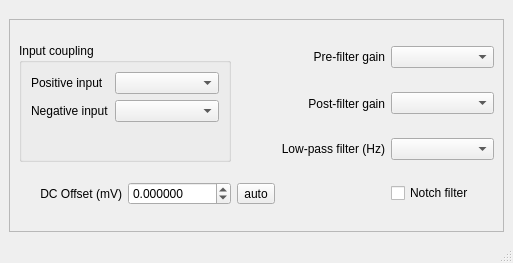
First picture: the form in MainWindow.ui, repository MarinManuel/CyberCommand, before the edit.
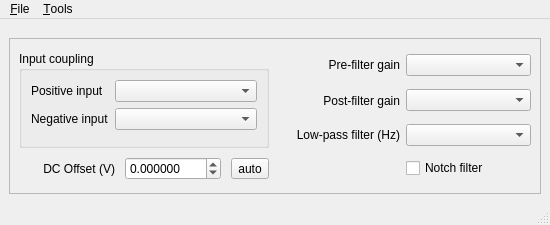
Second picture: the form after the edit.

Commit message: Added menu items fixed issues with offset

Patch:
```diff
--- a/MainWindow.ui
+++ b/MainWindow.ui
@@ -6,16 +6,28 @@
    <rect>
     <x>0</x>
     <y>0</y>
-    <width>513</width>
-    <height>263</height>
+    <width>550</width>
+    <height>225</height>
    </rect>
   </property>
   <property name="sizePolicy">
-   <sizepolicy hsizetype="Minimum" vsizetype="Minimum">
+   <sizepolicy hsizetype="Fixed" vsizetype="Fixed">
     <horstretch>0</horstretch>
     <verstretch>0</verstretch>
    </sizepolicy>
   </property>
+  <property name="minimumSize">
+   <size>
+    <width>0</width>
+    <height>0</height>
+   </size>
+  </property>
+  <property name="maximumSize">
+   <size>
+    <width>550</width>
+    <height>225</height>
+   </size>
+  </property>
   <property name="windowTitle">
    <string>MainWindow</string>
   </property>
@@ -67,6 +79,16 @@
        <property name="verticalSpacing">
         <number>6</number>
        </property>
+       <item row="0" column="3">
+        <widget class="QComboBox" name="preGainComboBox"/>
+       </item>
+       <item row="3" column="3">
+        <widget class="QCheckBox" name="notchCheckBox">
+         <property name="text">
+          <string>Notch filter</string>
+         </property>
+        </widget>
+       </item>
        <item row="0" column="0" rowspan="3" colspan="2">
         <widget class="QGroupBox" name="groupBox">
          <property name="title">
@@ -96,7 +118,7 @@
          </layout>
         </widget>
        </item>
-       <item row="0" column="3">
+       <item row="0" column="2">
         <widget class="QLabel" name="label">
          <property name="text">
           <string>Pre-filter gain</string>
@@ -106,23 +128,7 @@
          </property>
         </widget>
        </item>
-       <item row="0" column="4">
-        <widget class="QComboBox" name="preGainComboBox"/>
-       </item>
-       <item row="1" column="3">
-        <widget class="QLabel" name="label_2">
-         <property name="text">
-          <string>Post-filter gain</string>
-         </property>
-         <property name="alignment">
-          <set>Qt::AlignRight|Qt::AlignTrailing|Qt::AlignVCenter</set>
-         </property>
-        </widget>
-       </item>
-       <item row="1" column="4">
-        <widget class="QComboBox" name="postGainComboBox"/>
-       </item>
-       <item row="2" column="3">
+       <item row="2" column="2">
         <widget class="QLabel" name="label_4">
          <property name="text">
           <string>Low-pass filter (Hz)</string>
@@ -132,47 +138,89 @@
          </property>
         </widget>
        </item>
-       <item row="2" column="4">
+       <item row="2" column="3">
         <widget class="QComboBox" name="lowPassComboBox"/>
        </item>
-       <item row="3" column="0">
-        <widget class="QLabel" name="label_3">
+       <item row="1" column="2">
+        <widget class="QLabel" name="label_2">
          <property name="text">
-          <string>DC Offset (mV)</string>
+          <string>Post-filter gain</string>
          </property>
          <property name="alignment">
           <set>Qt::AlignRight|Qt::AlignTrailing|Qt::AlignVCenter</set>
          </property>
         </widget>
        </item>
-       <item row="3" column="1">
-        <widget class="QDoubleSpinBox" name="offsetSpinBox">
-         <property name="decimals">
-          <number>6</number>
-         </property>
-         <property name="minimum">
-          <double>-10.000000000000000</double>
-         </property>
-         <property name="maximum">
-          <double>10.000000000000000</double>
-         </property>
-         <property name="singleStep">
-          <double>4.000999999999999</double>
-         </property>
-        </widget>
+       <item row="1" column="3">
+        <widget class="QComboBox" name="postGainComboBox"/>
        </item>
-       <item row="3" column="2">
-        <widget class="QToolButton" name="autoOffsetButton">
-         <property name="text">
-          <string>auto</string>
-         </property>
-        </widget>
-       </item>
-       <item row="3" column="4">
-        <widget class="QCheckBox" name="notchCheckBox">
-         <property name="text">
-          <string>Notch filter</string>
-         </property>
+       <item row="3" column="0" colspan="2">
+        <widget class="QWidget" name="widget" native="true">
+         <layout class="QHBoxLayout" name="horizontalLayout">
+          <property name="spacing">
+           <number>10</number>
+          </property>
+          <property name="leftMargin">
+           <number>0</number>
+          </property>
+          <property name="topMargin">
+           <number>0</number>
+          </property>
+          <property name="rightMargin">
+           <number>0</number>
+          </property>
+          <property name="bottomMargin">
+           <number>0</number>
+          </property>
+          <item>
+           <widget class="QLabel" name="label_3">
+            <property name="text">
+             <string>DC Offset (V)</string>
+            </property>
+            <property name="alignment">
+             <set>Qt::AlignRight|Qt::AlignTrailing|Qt::AlignVCenter</set>
+            </property>
+           </widget>
+          </item>
+          <item>
+           <widget class="QDoubleSpinBox" name="offsetSpinBox">
+            <property name="sizePolicy">
+             <sizepolicy hsizetype="Minimum" vsizetype="Minimum">
+              <horstretch>0</horstretch>
+              <verstretch>0</verstretch>
+             </sizepolicy>
+            </property>
+            <property name="styleSheet">
+             <string notr="true"/>
+            </property>
+            <property name="keyboardTracking">
+             <bool>false</bool>
+            </property>
+            <property name="showGroupSeparator" stdset="0">
+             <bool>false</bool>
+            </property>
+            <property name="decimals">
+             <number>6</number>
+            </property>
+            <property name="minimum">
+             <double>-10.000000000000000</double>
+            </property>
+            <property name="maximum">
+             <double>10.000000000000000</double>
+            </property>
+            <property name="singleStep">
+             <double>0.001000000000000</double>
+            </property>
+           </widget>
+          </item>
+          <item>
+           <widget class="QToolButton" name="autoOffsetButton">
+            <property name="text">
+             <string>auto</string>
+            </property>
+           </widget>
+          </item>
+         </layout>
         </widget>
        </item>
       </layout>
@@ -185,12 +233,66 @@
     <rect>
      <x>0</x>
      <y>0</y>
-     <width>513</width>
+     <width>550</width>
      <height>22</height>
     </rect>
    </property>
+   <widget class="QMenu" name="menuFile">
+    <property name="title">
+     <string>&amp;File</string>
+    </property>
+    <addaction name="actionWrite"/>
+    <addaction name="actionQuit"/>
+   </widget>
+   <widget class="QMenu" name="menu_Tools">
+    <property name="title">
+     <string>&amp;Tools</string>
+    </property>
+    <addaction name="actionDefaults"/>
+    <addaction name="actionOscillators"/>
+    <addaction name="actionTerminal"/>
+   </widget>
+   <addaction name="menuFile"/>
+   <addaction name="menu_Tools"/>
   </widget>
-  <widget class="QStatusBar" name="statusbar"/>
+  <widget class="QStatusBar" name="statusbar">
+   <property name="font">
+    <font>
+     <strikeout>false</strikeout>
+    </font>
+   </property>
+  </widget>
+  <action name="actionWrite">
+   <property name="text">
+    <string>&amp;Write settings to memory</string>
+   </property>
+  </action>
+  <action name="actionQuit">
+   <property name="text">
+    <string>&amp;Quit</string>
+   </property>
+  </action>
+  <action name="actionDefaults">
+   <property name="text">
+    <string>Load factory &amp;defaults</string>
+   </property>
+  </action>
+  <action name="actionOscillators">
+   <property name="enabled">
+    <bool>false</bool>
+   </property>
+   <property name="text">
+    <string>Test &amp;oscillators</string>
+   </property>
+  </action>
+  <action name="actionTerminal">
+   <property name="enabled">
+    <bool>false</bool>
+   </property>
+   <property name="text">
+    <string>&amp;Terminal</string>
+   </property>
+  </action>
  </widget>
  <tabstops>
   <tabstop>tabWidget</tabstop>
```
Left out of the diff: 2 changed lines with no effect on the pictures. The commit also changes 3 other files.
